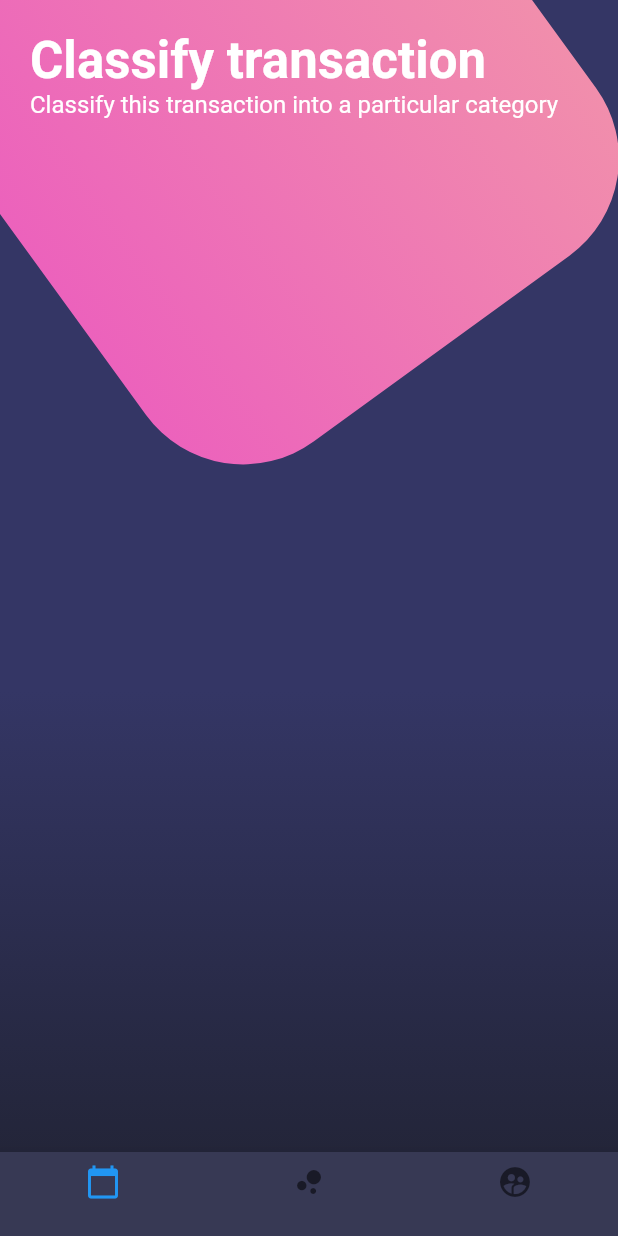
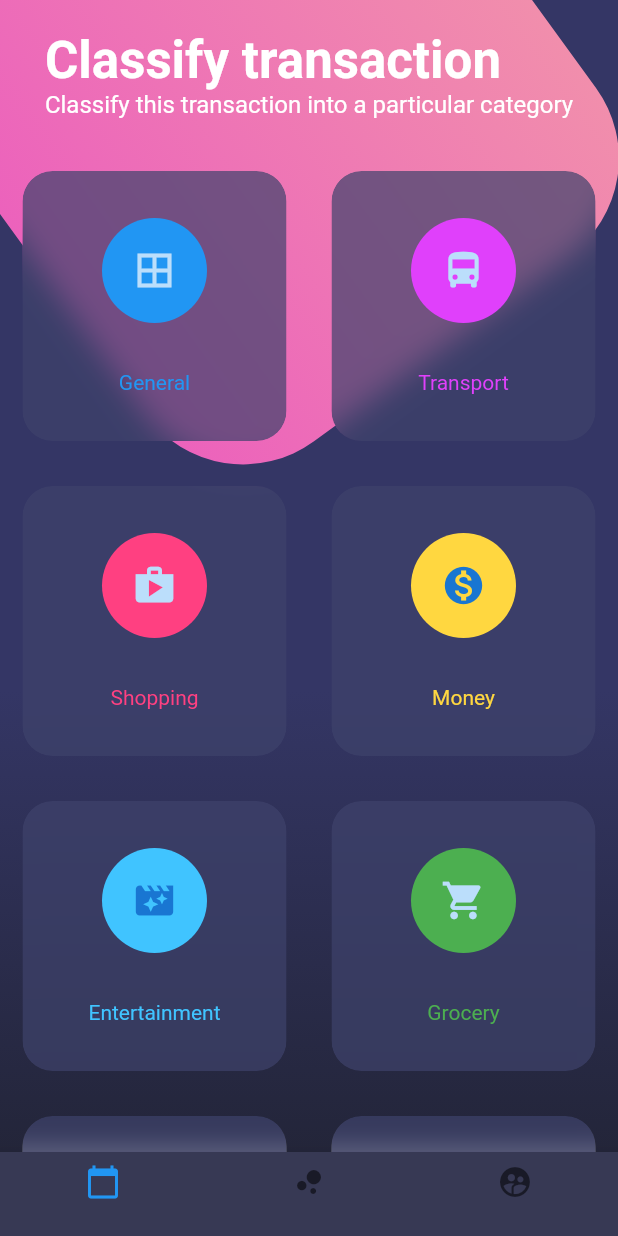
Before and after one commit to miguelnietoa/Designs-Flutter, a Flutter app: the screen it shows after launch, on a phone screen of 412 x 824 dp. Run offline on Flutter 3.47's test engine with Material 2 defaults, Android fonts, the phone set to English and light mode, and no system bars.

Commit message:
blur filter

```diff
--- a/lib/src/screens/buttons_screen.dart
+++ b/lib/src/screens/buttons_screen.dart
@@ -1,4 +1,5 @@
 import 'dart:math';
+import 'dart:ui';
 
 import 'package:flutter/material.dart';
 
@@ -16,6 +17,7 @@ class ButtonsScreen extends StatelessWidget {
             child: Column(
               children: <Widget>[
                 _buildTitles(context),
+                _buildRoundedButtons(),
               ],
             ),
           )
@@ -99,7 +101,7 @@ class ButtonsScreen extends StatelessWidget {
     );
   }
 
-  _bottomNavigationBar(BuildContext context) {
+  Widget _bottomNavigationBar(BuildContext context) {
     return Theme(
       data: Theme.of(context).copyWith(
         canvasColor: Color.fromRGBO(55, 57, 84, 1.0),
@@ -125,4 +127,69 @@ class ButtonsScreen extends StatelessWidget {
       ),
     );
   }
+
+  Widget _buildRoundedButtons() {
+    return Table(
+      children: [
+        TableRow(
+          children: [
+            _buildRoundedButton(Colors.blue, Icons.border_all, 'General'),
+            _buildRoundedButton(
+                Colors.purpleAccent, Icons.directions_bus, 'Transport')
+          ],
+        ),
+        TableRow(
+          children: [
+            _buildRoundedButton(Colors.pinkAccent, Icons.shop, 'Shopping'),
+            _buildRoundedButton(
+                Colors.amberAccent, Icons.monetization_on, 'Money')
+          ],
+        ),
+        TableRow(
+          children: [
+            _buildRoundedButton(
+                Colors.lightBlueAccent, Icons.movie_filter, 'Entertainment'),
+            _buildRoundedButton(
+                Colors.green, Icons.local_grocery_store, 'Grocery')
+          ],
+        ),
+        TableRow(
+          children: [
+            _buildRoundedButton(Colors.orange, Icons.insert_drive_file, 'File'),
+            _buildRoundedButton(Colors.yellow, Icons.cloud, 'Cloud')
+          ],
+        ),
+      ],
+    );
+  }
+
+  Widget _buildRoundedButton(Color color, IconData icon, String text) {
+    return Container(
+      margin: EdgeInsets.all(15.0),
+      child: ClipRRect(
+        borderRadius: BorderRadius.circular(20.0),
+        child: BackdropFilter(
+          filter: ImageFilter.blur(sigmaX: 10.0, sigmaY: 10.0),
+          child: Container(
+            height: 180.0,
+            decoration: BoxDecoration(
+              color: Color.fromRGBO(62, 66, 107, 0.7),
+              borderRadius: BorderRadius.circular(20.0),
+            ),
+            child: Column(
+              mainAxisAlignment: MainAxisAlignment.spaceEvenly,
+              children: <Widget>[
+                CircleAvatar(
+                  backgroundColor: color,
+                  radius: 35.0,
+                  child: Icon(icon, size: 30.0),
+                ),
+                Text(text, style: TextStyle(color: color)),
+              ],
+            ),
+          ),
+        ),
+      ),
+    );
+  }
 }
```
